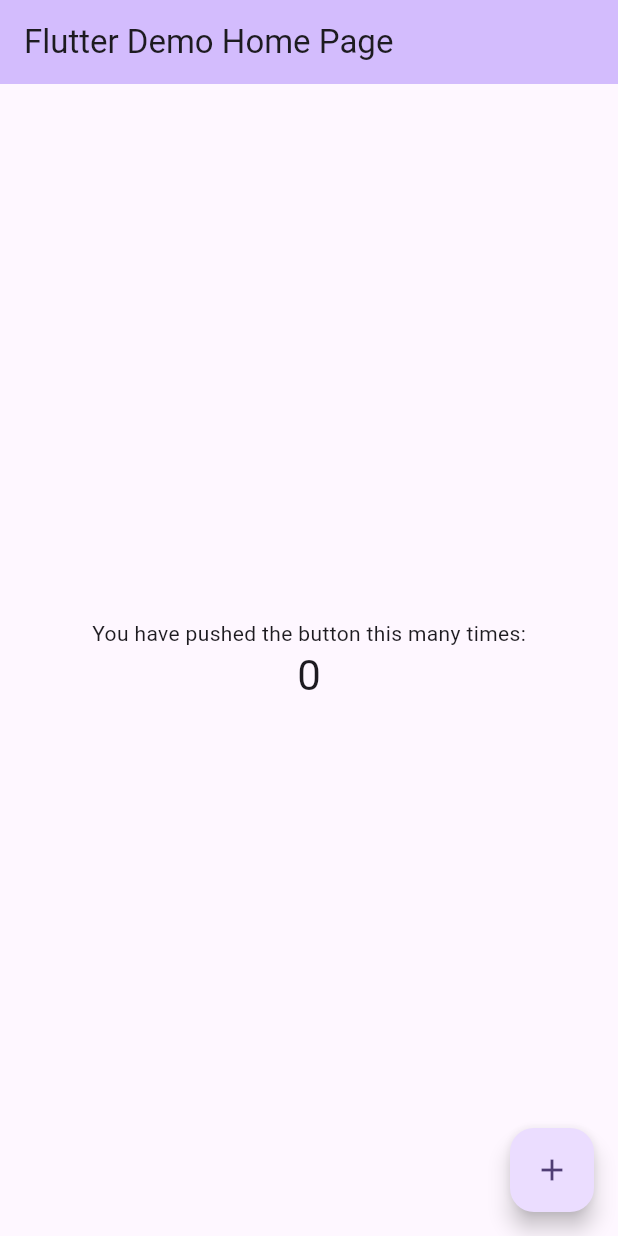
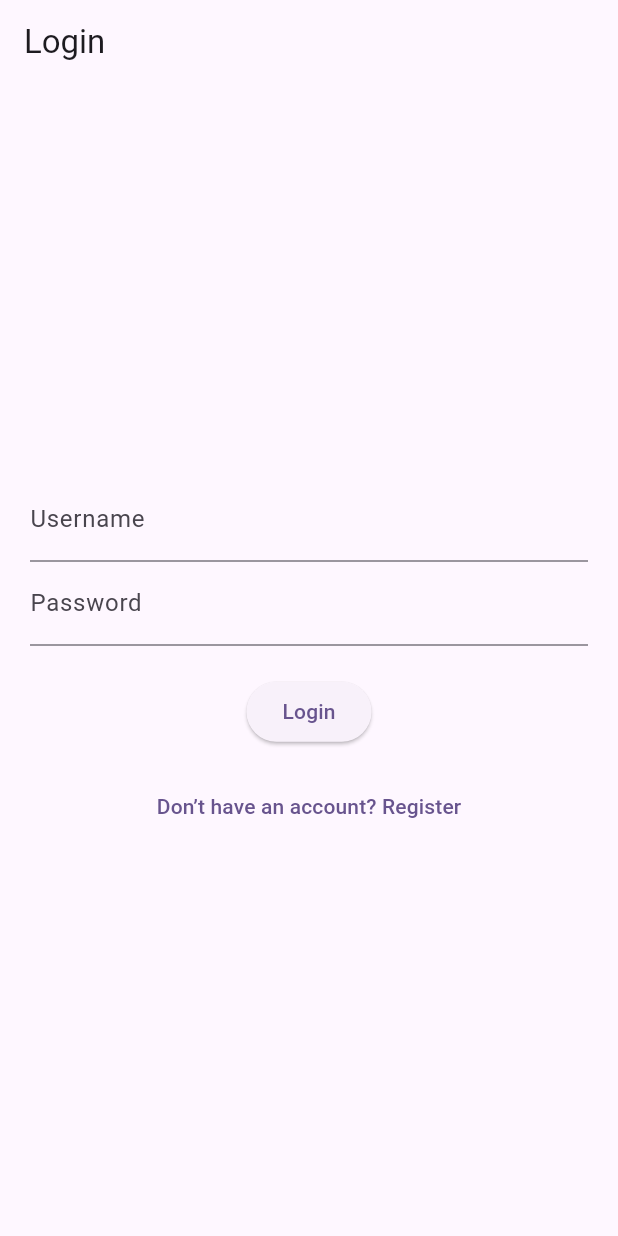
Before and after one commit to TAavash/QR-based-attendance-system-for-PCPS-College, a Flutter app: the screen it shows after launch, on a phone screen of 412 x 824 dp. Run offline on Flutter 3.47's test engine with Material 3 defaults, Android fonts, the phone set to English and light mode, and no system bars; our stand-ins replace flutter_secure_storage; missing offline and left inert: qr, qr_code_scanner_plus.

Commit message:
user login, register logout (auth) integration completed. created user, teachers role based home screens. created seperate endpoints for apis.

```diff
--- /dev/null
+++ b/lib/endpoints/auth_api.dart
@@ -0,0 +1,61 @@
+import 'dart:convert';
+import 'package:http/http.dart' as http;
+import 'package:flutter_secure_storage/flutter_secure_storage.dart';
+import 'endpoints.dart';
+
+class AuthAPI {
+  static const storage = FlutterSecureStorage();
+
+  static Future<bool> register({
+    required String username,
+    required String email,
+    required String password,
+    required String role,
+  }) async {
+    final response = await http.post(
+      Uri.parse(Endpoints.register),
+      headers: {"Content-Type": "application/json"},
+      body: jsonEncode({
+        "username": username,
+        "email": email,
+        "password": password,
+        "role": role,
+      }),
+    );
+
+    return response.statusCode == 201;
+  }
+
+  static Future<bool> login({
+    required String username,
+    required String password,
+  }) async {
+    final response = await http.post(
+      Uri.parse(Endpoints.login),
+      headers: {"Content-Type": "application/json"},
+      body: jsonEncode({
+        "username": username,
+        "password": password,
+      }),
+    );
+
+    if (response.statusCode == 200) {
+      final data = jsonDecode(response.body);
+      await storage.write(key: "access", value: data["access"]);
+      await storage.write(key: "refresh", value: data["refresh"]);
+      await storage.write(key: "role", value: data["role"]);
+      return true;
+    }
+
+    return false;
+  }
+
+  static Future<String?> getRole() async {
+  return await storage.read(key: "role");
+  }
+
+  static Future<void> logout() async {
+  await storage.deleteAll();
+  }
+
+}
--- /dev/null
+++ b/lib/endpoints/endpoints.dart
@@ -0,0 +1,21 @@
+class Endpoints {
+  // ---------- BASE URL ----------
+  // Change this ONE place only
+  static const String baseURL = "http://192.168.1.144:8000/api/";
+
+  // ---------- AUTH ----------
+  static const String register = "${baseURL}users/register/";
+  static const String login = "${baseURL}users/login/";
+
+  // ---------- TEACHER ----------
+  static const String createSession = "${baseURL}attendance/create-session/";
+
+  // ---------- STUDENT ----------
+  static const String markAttendance = "${baseURL}attendance/mark/";
+
+  // ---------- CLASSES ----------
+  static const String classes = "${baseURL}classes/";
+
+  // ---------- SESSIONS ----------
+  static const String sessions = "${baseURL}sessions/";
+}
--- a/lib/main.dart
+++ b/lib/main.dart
@@ -1,4 +1,8 @@
 import 'package:flutter/material.dart';
+import 'screens/auth/login_screen.dart';
+import 'screens/users/user_home_screen.dart';
+import 'screens/teachers/teacher_home_screen.dart';
+import 'package:flutter_secure_storage/flutter_secure_storage.dart';
 
 void main() {
   runApp(const MyApp());
@@ -7,119 +11,43 @@
 class MyApp extends StatelessWidget {
   const MyApp({super.key});
 
-  // This widget is the root of your application.
-  @override
-  Widget build(BuildContext context) {
-    return MaterialApp(
-      title: 'Flutter Demo',
-      theme: ThemeData(
-        // This is the theme of your application.
-        //
-        // TRY THIS: Try running your application with "flutter run". You'll see
-        // the application has a purple toolbar. Then, without quitting the app,
-        // try changing the seedColor in the colorScheme below to Colors.green
-        // and then invoke "hot reload" (save your changes or press the "hot
-        // reload" button in a Flutter-supported IDE, or press "r" if you used
-        // the command line to start the app).
-        //
-        // Notice that the counter didn't reset back to zero; the application
-        // state is not lost during the reload. To reset the state, use hot
-        // restart instead.
-        //
-        // This works for code too, not just values: Most code changes can be
-        // tested with just a hot reload.
-        colorScheme: ColorScheme.fromSeed(seedColor: Colors.deepPurple),
-        useMaterial3: true,
-      ),
-      home: const MyHomePage(title: 'Flutter Demo Home Page'),
-    );
-  }
-}
+  // Secure storage instance
+  static final FlutterSecureStorage storage = FlutterSecureStorage();
 
-class MyHomePage extends StatefulWidget {
-  const MyHomePage({super.key, required this.title});
+  // Check if user is logged in and return correct home screen
+  Future<Widget> _loadInitialScreen() async {
+    final role = await storage.read(key: "role");
 
-  // This widget is the home page of your application. It is stateful, meaning
-  // that it has a State object (defined below) that contains fields that affect
-  // how it looks.
+    if (role == "teacher") {
+      return const TeacherHomeScreen();
+    } else if (role == "student") {
+      return const UserHomeScreen();
+    }
 
-  // This class is the configuration for the state. It holds the values (in this
-  // case the title) provided by the parent (in this case the App widget) and
-  // used by the build method of the State. Fields in a Widget subclass are
-  // always marked "final".
-
-  final String title;
-
-  @override
-  State<MyHomePage> createState() => _MyHomePageState();
-}
-
-class _MyHomePageState extends State<MyHomePage> {
-  int _counter = 0;
-
-  void _incrementCounter() {
-    setState(() {
-      // This call to setState tells the Flutter framework that something has
-      // changed in this State, which causes it to rerun the build method below
-      // so that the display can reflect the updated values. If we changed
-      // _counter without calling setState(), then the build method would not be
-      // called again, and so nothing would appear to happen.
-      _counter++;
-    });
+    return const LoginScreen(); // Default screen
   }
 
   @override
   Widget build(BuildContext context) {
-    // This method is rerun every time setState is called, for instance as done
-    // by the _incrementCounter method above.
-    //
-    // The Flutter framework has been optimized to make rerunning build methods
-    // fast, so that you can just rebuild anything that needs updating rather
-    // than having to individually change instances of widgets.
-    return Scaffold(
-      appBar: AppBar(
-        // TRY THIS: Try changing the color here to a specific color (to
-        // Colors.amber, perhaps?) and trigger a hot reload to see the AppBar
-        // change color while the other colors stay the same.
-        backgroundColor: Theme.of(context).colorScheme.inversePrimary,
-        // Here we take the value from the MyHomePage object that was created by
-        // the App.build method, and use it to set our appbar title.
-        title: Text(widget.title),
+    return MaterialApp(
+      title: 'QR Attendance System',
+      debugShowCheckedModeBanner: false,
+      theme: ThemeData(
+        colorScheme: ColorScheme.fromSeed(seedColor: Colors.deepPurple),
+        useMaterial3: true,
       ),
-      body: Center(
-        // Center is a layout widget. It takes a single child and positions it
-        // in the middle of the parent.
-        child: Column(
-          // Column is also a layout widget. It takes a list of children and
-          // arranges them vertically. By default, it sizes itself to fit its
-          // children horizontally, and tries to be as tall as its parent.
-          //
-          // Column has various properties to control how it sizes itself and
-          // how it positions its children. Here we use mainAxisAlignment to
-          // center the children vertically; the main axis here is the vertical
-          // axis because Columns are vertical (the cross axis would be
-          // horizontal).
-          //
-          // TRY THIS: Invoke "debug painting" (choose the "Toggle Debug Paint"
-          // action in the IDE, or press "p" in the console), to see the
-          // wireframe for each widget.
-          mainAxisAlignment: MainAxisAlignment.center,
-          children: <Widget>[
-            const Text(
-              'You have pushed the button this many times:',
-            ),
-            Text(
-              '$_counter',
-              style: Theme.of(context).textTheme.headlineMedium,
-            ),
-          ],
-        ),
+      home: FutureBuilder(
+        future: _loadInitialScreen(),
+        builder: (context, snapshot) {
+          if (!snapshot.hasData) {
+            return const Scaffold(
+              body: Center(child: CircularProgressIndicator()),
+            );
+          }
+
+          return snapshot.data!;
+        },
       ),
-      floatingActionButton: FloatingActionButton(
-        onPressed: _incrementCounter,
-        tooltip: 'Increment',
-        child: const Icon(Icons.add),
-      ), // This trailing comma makes auto-formatting nicer for build methods.
     );
   }
 }
--- /dev/null
+++ b/lib/screens/auth/login_screen.dart
@@ -0,0 +1,106 @@
+import 'package:flutter/material.dart';
+import '../../endpoints/auth_api.dart';
+import '../teachers/teacher_home_screen.dart';
+import '../users/user_home_screen.dart';
+import 'register_screen.dart';
+
+class LoginScreen extends StatefulWidget {
+  const LoginScreen({super.key});
+
+  @override
+  State<LoginScreen> createState() => _LoginScreenState();
+}
+
+class _LoginScreenState extends State<LoginScreen> {
+  final username = TextEditingController();
+  final password = TextEditingController();
+  bool loading = false;
+
+  Future<void> handleLogin() async {
+    if (username.text.isEmpty || password.text.isEmpty) {
+      ScaffoldMessenger.of(context).showSnackBar(
+        const SnackBar(content: Text("Please fill all fields")),
+      );
+      return;
+    }
+
+    setState(() => loading = true);
+
+    bool success = await AuthAPI.login(
+      username: username.text,
+      password: password.text,
+    );
+
+    setState(() => loading = false);
+
+    if (!success) {
+      ScaffoldMessenger.of(context)
+          .showSnackBar(const SnackBar(content: Text("Invalid credentials")));
+      return;
+    }
+
+    // Fetch role
+    String? role = await AuthAPI.getRole();
+
+    ScaffoldMessenger.of(context)
+        .showSnackBar(const SnackBar(content: Text("Login successful")));
+
+    if (!mounted) return;
+
+    if (role == "teacher") {
+      Navigator.pushReplacement(
+        context,
+        MaterialPageRoute(builder: (_) => const TeacherHomeScreen()),
+      );
+    } else {
+      Navigator.pushReplacement(
+        context,
+        MaterialPageRoute(builder: (_) => const UserHomeScreen()),
+      );
+    }
+  }
+
+  @override
+  Widget build(BuildContext context) {
+    return Scaffold(
+      appBar: AppBar(title: const Text("Login")),
+      body: Padding(
+        padding: const EdgeInsets.all(20),
+        child: Column(
+          mainAxisAlignment: MainAxisAlignment.center,
+          children: [
+            TextField(
+              controller: username,
+              decoration: const InputDecoration(labelText: "Username"),
+            ),
+            TextField(
+              controller: password,
+              decoration: const InputDecoration(labelText: "Password"),
+              obscureText: true,
+            ),
+            const SizedBox(height: 20),
+
+            loading
+                ? const CircularProgressIndicator()
+                : ElevatedButton(
+                    onPressed: handleLogin,
+                    child: const Text("Login"),
+                  ),
+
+            const SizedBox(height: 15),
+
+            TextButton(
+              onPressed: () {
+                Navigator.pushReplacement(
+                  context,
+                  MaterialPageRoute(builder: (_) => const RegisterScreen()),
+                );
+              },
+              child: const Text("Don’t have an account? Register"),
+            ),
+          ],
+        ),
+      ),
+    );
+  }
+}
--- a/pubspec.yaml
+++ b/pubspec.yaml
@@ -35,6 +35,10 @@ dependencies:
   # The following adds the Cupertino Icons font to your application.
   # Use with the CupertinoIcons class for iOS style icons.
   cupertino_icons: ^1.0.8
+  qr: ^3.0.2
+  qr_code_scanner_plus: ^2.0.14
+  http: ^1.6.0
+  flutter_secure_storage: ^9.2.4
 
 dev_dependencies:
   flutter_test:
```
Also changed, not shown: lib/screens/auth/register_screen.dart (added, +116 -0 lines), lib/screens/teachers/generate_qr_screen.dart (added, +18 -0 lines), lib/screens/teachers/teacher_home_screen.dart (added, +28 -0 lines), lib/screens/users/scan_qr_screen.dart (added, +88 -0 lines), lib/screens/users/user_home_screen.dart (added, +77 -0 lines), lib/widgets/logout_button.dart (added, +29 -0 lines), lib/widgets/qr_generator.dart (added, +52 -0 lines), lib/endpoints/session_api.dart (added), pubspec.lock, 6 other files.
